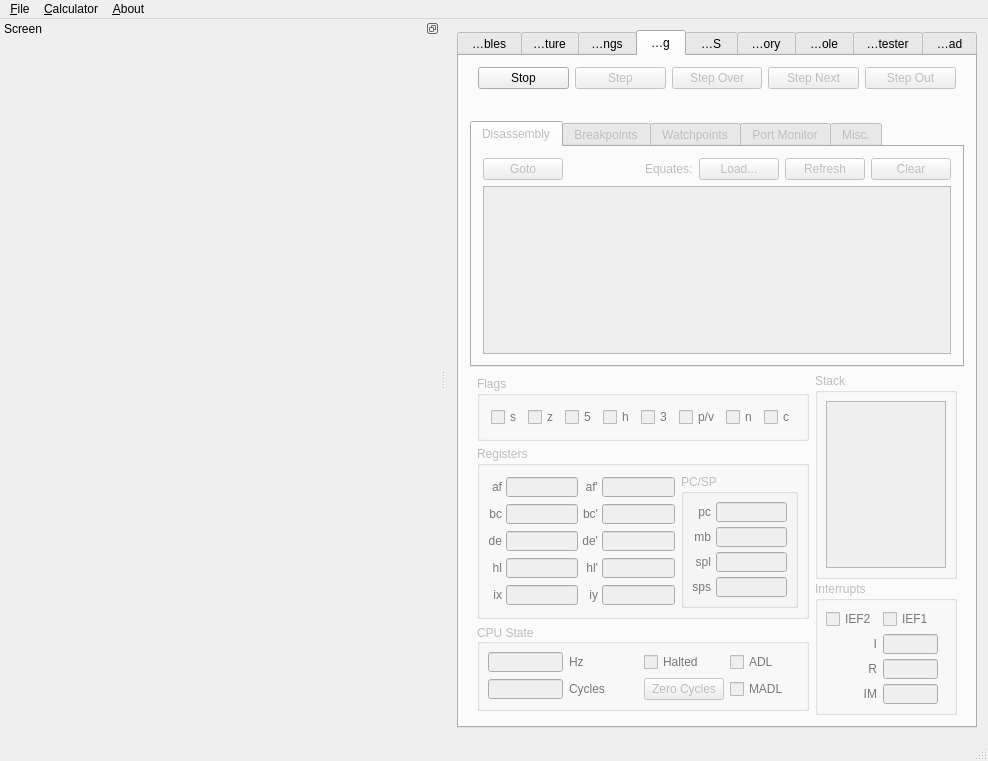
Before: the Qt Designer form gui/qt/mainwindow.ui in CE-Programming/CEmu, drawn with Qt 5.
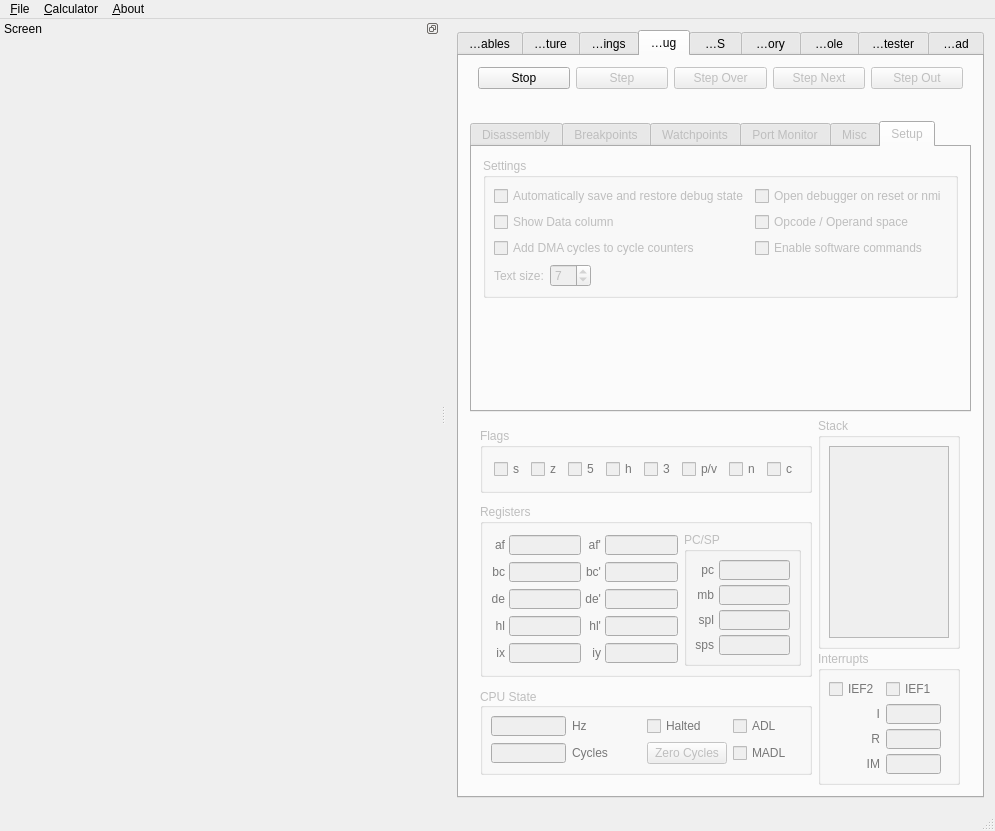
After: the same form once the commit is applied. The open tabs and pages were chosen to show the change. Icons and pictures are not drawn. Custom widgets are drawn as their Qt base class.

Commit message: Move debugger settings to debug widget to save space

The edit to the form file:
```diff
--- a/gui/qt/mainwindow.ui
+++ b/gui/qt/mainwindow.ui
@@ -6,8 +6,8 @@
    <rect>
     <x>0</x>
     <y>0</y>
-    <width>946</width>
-    <height>693</height>
+    <width>982</width>
+    <height>831</height>
    </rect>
   </property>
   <property name="sizePolicy">
@@ -586,133 +586,6 @@
           </layout>
          </widget>
         </item>
-        <item>
-         <widget class="QGroupBox" name="groupBox_3">
-          <property name="title">
-           <string>Debugger</string>
-          </property>
-          <layout class="QGridLayout" name="gridLayout_12">
-           <property name="leftMargin">
-            <number>8</number>
-           </property>
-           <property name="topMargin">
-            <number>8</number>
-           </property>
-           <property name="rightMargin">
-            <number>8</number>
-           </property>
-           <property name="bottomMargin">
-            <number>8</number>
-           </property>
-           <item row="0" column="0">
-            <widget class="QCheckBox" name="checkSaveLoadDebug">
-             <property name="text">
-              <string>Automatically save and restore debug state</string>
-             </property>
-            </widget>
-           </item>
-           <item row="1" column="0">
-            <widget class="QCheckBox" name="checkDataCol">
-             <property name="text">
-              <string>Show Data column</string>
-             </property>
-             <property name="checked">
-              <bool>false</bool>
-             </property>
-            </widget>
-           </item>
-           <item row="1" column="1">
-            <widget class="QCheckBox" name="checkAddSpace">
-             <property name="text">
-              <string>Opcode / Operand space</string>
-             </property>
-            </widget>
-           </item>
-           <item row="0" column="1">
-            <widget class="QCheckBox" name="checkDebugResetTrigger">
-             <property name="text">
-              <string>Open debugger on reset or nmi</string>
-             </property>
-            </widget>
-           </item>
-           <item row="2" column="0">
-            <widget class="QCheckBox" name="checkBox">
-             <property name="text">
-              <string>Add DMA cycles to cycle counters</string>
-             </property>
-            </widget>
-           </item>
-           <item row="2" column="1">
-            <widget class="QCheckBox" name="checkDisableSoftCommands">
-             <property name="text">
-              <string>Enable software commands</string>
-             </property>
-            </widget>
-           </item>
-           <item row="4" column="0">
-            <layout class="QGridLayout" name="gridLayout_19">
-             <property name="bottomMargin">
-              <number>0</number>
-             </property>
-             <property name="horizontalSpacing">
-              <number>6</number>
-             </property>
-             <property name="verticalSpacing">
-              <number>0</number>
-             </property>
-             <item row="2" column="0">
-              <widget class="QLabel" name="label_4">
-               <property name="sizePolicy">
-                <sizepolicy hsizetype="Maximum" vsizetype="Preferred">
-                 <horstretch>0</horstretch>
-                 <verstretch>0</verstretch>
-                </sizepolicy>
-               </property>
-               <property name="text">
-                <string>Text size:</string>
-               </property>
-              </widget>
-             </item>
-             <item row="2" column="1">
-              <widget class="QSpinBox" name="textSize">
-               <property name="sizePolicy">
-                <sizepolicy hsizetype="Maximum" vsizetype="Fixed">
-                 <horstretch>0</horstretch>
-                 <verstretch>0</verstretch>
-                </sizepolicy>
-               </property>
-               <property name="minimum">
-                <number>5</number>
-               </property>
-               <property name="maximum">
-                <number>15</number>
-               </property>
-               <property name="value">
-                <number>7</number>
-               </property>
-              </widget>
-             </item>
-             <item row="2" column="2">
-              <spacer name="horizontalSpacer_2">
-               <property name="orientation">
-                <enum>Qt::Horizontal</enum>
-               </property>
-               <property name="sizeType">
-                <enum>QSizePolicy::Expanding</enum>
-               </property>
-               <property name="sizeHint" stdset="0">
-                <size>
-                 <width>20</width>
-                 <height>10</height>
-                </size>
-               </property>
-              </spacer>
-             </item>
-            </layout>
-           </item>
-          </layout>
-         </widget>
-        </item>
         <item>
          <widget class="QGroupBox" name="groupBox">
           <property name="title">
@@ -2751,7 +2624,7 @@
           </widget>
           <widget class="QWidget" name="misctab">
            <attribute name="title">
-            <string>Misc.</string>
+            <string>Misc</string>
            </attribute>
            <layout class="QGridLayout" name="gridLayout_16">
             <item row="1" column="3">
@@ -3395,6 +3268,153 @@
             </item>
            </layout>
           </widget>
+          <widget class="QWidget" name="tab_3">
+           <attribute name="title">
+            <string>Setup</string>
+           </attribute>
+           <layout class="QVBoxLayout" name="verticalLayout_17">
+            <item>
+             <widget class="QGroupBox" name="groupBox_11">
+              <property name="title">
+               <string>Settings</string>
+              </property>
+              <layout class="QGridLayout" name="gridLayout_20">
+               <property name="leftMargin">
+                <number>8</number>
+               </property>
+               <property name="topMargin">
+                <number>8</number>
+               </property>
+               <property name="rightMargin">
+                <number>8</number>
+               </property>
+               <property name="bottomMargin">
+                <number>8</number>
+               </property>
+               <item row="0" column="0">
+                <widget class="QCheckBox" name="checkSaveLoadDebug">
+                 <property name="text">
+                  <string>Automatically save and restore debug state</string>
+                 </property>
+                </widget>
+               </item>
+               <item row="1" column="0">
+                <widget class="QCheckBox" name="checkDataCol">
+                 <property name="text">
+                  <string>Show Data column</string>
+                 </property>
+                 <property name="checked">
+                  <bool>false</bool>
+                 </property>
+                </widget>
+               </item>
+               <item row="1" column="1">
+                <widget class="QCheckBox" name="checkAddSpace">
+                 <property name="text">
+                  <string>Opcode / Operand space</string>
+                 </property>
+                </widget>
+               </item>
+               <item row="0" column="1">
+                <widget class="QCheckBox" name="checkDebugResetTrigger">
+                 <property name="text">
+                  <string>Open debugger on reset or nmi</string>
+                 </property>
+                </widget>
+               </item>
+               <item row="2" column="0">
+                <widget class="QCheckBox" name="checkBox">
+                 <property name="text">
+                  <string>Add DMA cycles to cycle counters</string>
+                 </property>
+                </widget>
+               </item>
+               <item row="2" column="1">
+                <widget class="QCheckBox" name="checkDisableSoftCommands">
+                 <property name="text">
+                  <string>Enable software commands</string>
+                 </property>
+                </widget>
+               </item>
+               <item row="4" column="0">
+                <layout class="QGridLayout" name="gridLayout_21">
+                 <property name="bottomMargin">
+                  <number>0</number>
+                 </property>
+                 <property name="horizontalSpacing">
+                  <number>6</number>
+                 </property>
+                 <property name="verticalSpacing">
+                  <number>0</number>
+                 </property>
+                 <item row="2" column="0">
+                  <widget class="QLabel" name="label_17">
+                   <property name="sizePolicy">
+                    <sizepolicy hsizetype="Maximum" vsizetype="Preferred">
+                     <horstretch>0</horstretch>
+                     <verstretch>0</verstretch>
+                    </sizepolicy>
+                   </property>
+                   <property name="text">
+                    <string>Text size:</string>
+                   </property>
+                  </widget>
+                 </item>
+                 <item row="2" column="1">
+                  <widget class="QSpinBox" name="textSize">
+                   <property name="sizePolicy">
+                    <sizepolicy hsizetype="Maximum" vsizetype="Fixed">
+                     <horstretch>0</horstretch>
+                     <verstretch>0</verstretch>
+                    </sizepolicy>
+                   </property>
+                   <property name="minimum">
+                    <number>5</number>
+                   </property>
+                   <property name="maximum">
+                    <number>15</number>
+                   </property>
+                   <property name="value">
+                    <number>7</number>
+                   </property>
+                  </widget>
+                 </item>
+                 <item row="2" column="2">
+                  <spacer name="horizontalSpacer_25">
+                   <property name="orientation">
+                    <enum>Qt::Horizontal</enum>
+                   </property>
+                   <property name="sizeType">
+                    <enum>QSizePolicy::Expanding</enum>
+                   </property>
+                   <property name="sizeHint" stdset="0">
+                    <size>
+                     <width>20</width>
+                     <height>10</height>
+                    </size>
+                   </property>
+                  </spacer>
+                 </item>
+                </layout>
+               </item>
+              </layout>
+             </widget>
+            </item>
+            <item>
+             <spacer name="verticalSpacer_6">
+              <property name="orientation">
+               <enum>Qt::Vertical</enum>
+              </property>
+              <property name="sizeHint" stdset="0">
+               <size>
+                <width>20</width>
+                <height>40</height>
+               </size>
+              </property>
+             </spacer>
+            </item>
+           </layout>
+          </widget>
          </widget>
         </item>
         <item>
@@ -3415,7 +3435,7 @@
           <item>
            <layout class="QVBoxLayout" name="verticalLayout_6">
             <property name="spacing">
-             <number>2</number>
+             <number>1</number>
             </property>
             <property name="sizeConstraint">
              <enum>QLayout::SetMaximumSize</enum>
@@ -7295,8 +7315,8 @@
     <rect>
      <x>0</x>
      <y>0</y>
-     <width>946</width>
-     <height>21</height>
+     <width>982</width>
+     <height>22</height>
     </rect>
    </property>
    <property name="sizePolicy">
```
Left out of the diff: 160 changed lines with no effect on the pictures.
